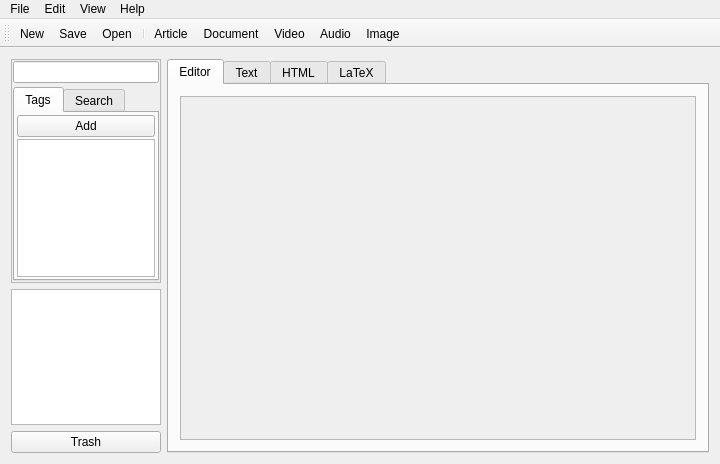
The window that mainwindow.ui (mdamien/NotesManager) describes before a commit, drawn with Qt 5.
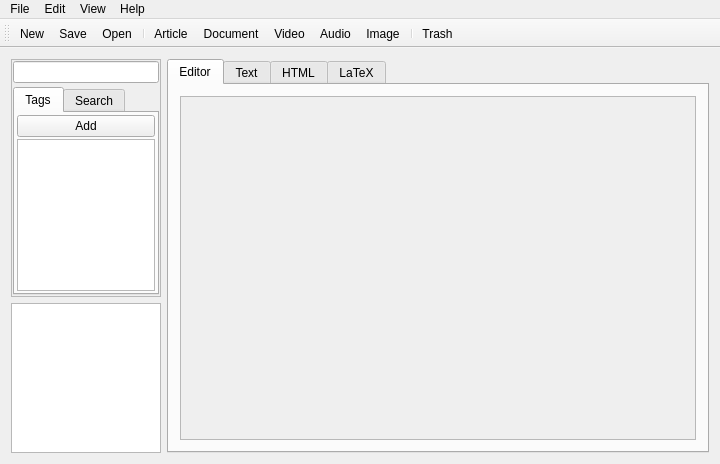
The same window after the commit. Icons and pictures are not drawn.

Commit message: Fuck, it's : "Tash button -> trash action to integrate the action in the menu"

Patch:
```diff
--- a/mainwindow.ui
+++ b/mainwindow.ui
@@ -176,13 +176,6 @@
          </property>
         </widget>
        </item>
-       <item>
-        <widget class="QPushButton" name="trashButton">
-         <property name="text">
-          <string>Trash</string>
-         </property>
-        </widget>
-       </item>
       </layout>
      </widget>
     </item>
@@ -353,6 +346,8 @@
    <addaction name="actionVideo"/>
    <addaction name="actionAudio"/>
    <addaction name="actionImage"/>
+   <addaction name="separator"/>
+   <addaction name="actionTrash"/>
   </widget>
   <action name="actionNew">
    <property name="icon">
@@ -573,6 +568,11 @@
     <string>Ctrl+W</string>
    </property>
   </action>
+  <action name="actionTrash">
+   <property name="text">
+    <string>Trash</string>
+   </property>
+  </action>
  </widget>
  <layoutdefault spacing="6" margin="11"/>
  <resources/>
```
Left out of the diff: 63 changed lines with no effect on the pictures.
